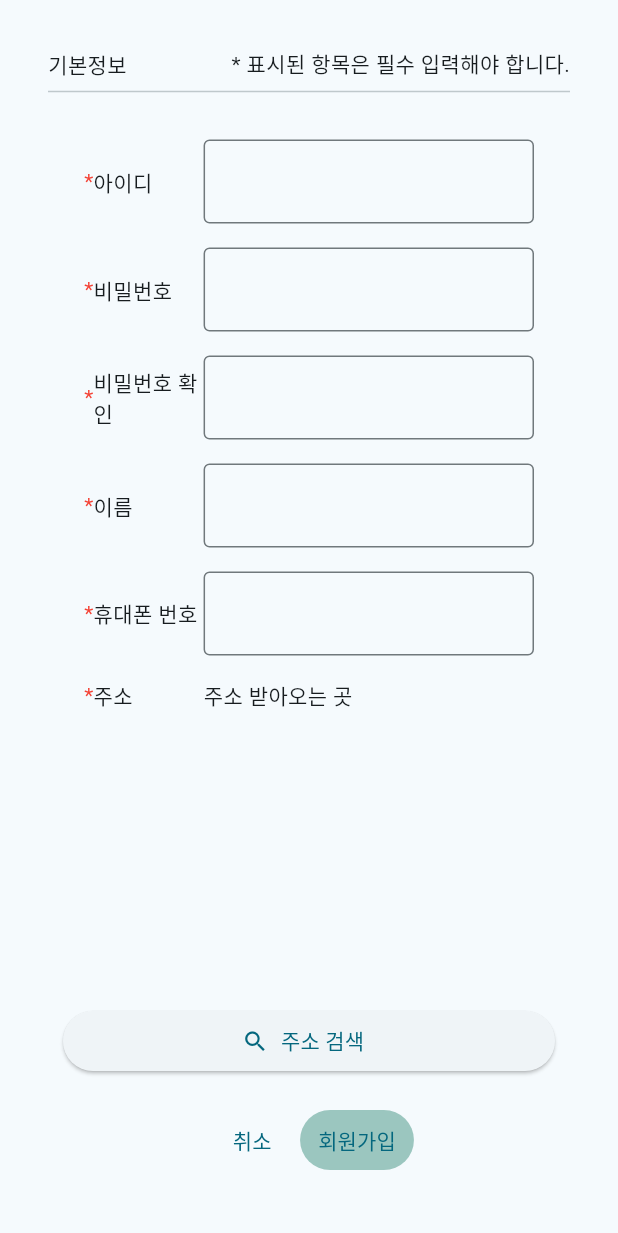
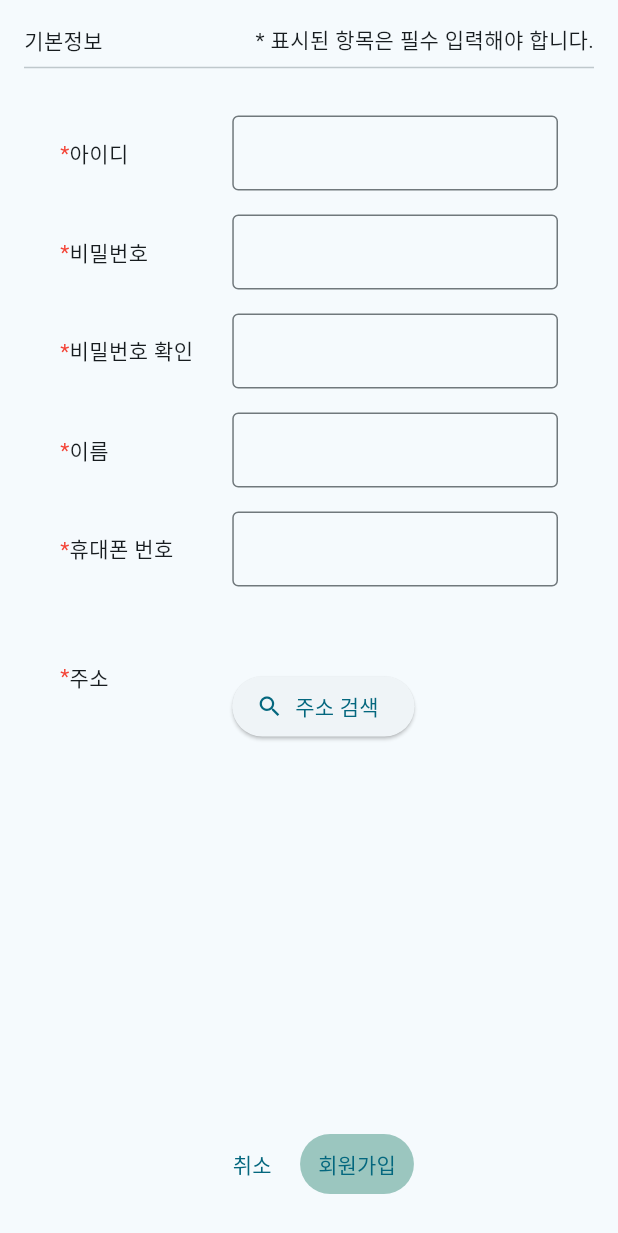
Before and after one commit to ALSDlab/birthday_presents_web_app, a Flutter app: the SignupPage screen opened directly, on a phone screen of 412 x 824 dp. Shown: the top 1233 px of the screen. Run offline on Flutter 3.47's test engine with Material 3 defaults, Android fonts, the phone set to English and light mode, and no system bars; our stand-ins replace cloud_firestore, firebase_core, flutter_screenutil, freezed_annotation, go_router; missing offline and left inert: daum_postcode_search, kpostal_web; accounts and stored records are empty; generated files the repository leaves out were written again; Roboto replaces fonts that are missing (Jalnan).

Commit message:
add: 불러온 주소를 화면에 보이게 완료, 앱 UI 수정

```diff
--- a/lib/view/page/signup_page/signup_page.dart
+++ b/lib/view/page/signup_page/signup_page.dart
@@ -1,6 +1,7 @@
 import 'package:daum_postcode_search/data_model.dart';
 import 'package:flutter/material.dart';
-import 'package:myk_market_app/view/page/signup_page/platform_check/check_file.dart' as check;
+import 'package:myk_market_app/view/page/signup_page/platform_check/check_file.dart'
+    as check;
 import 'package:myk_market_app/styles/app_text_colors.dart';
 import 'package:myk_market_app/view/page/signup_page/signup_page_view_model.dart';
 
@@ -17,8 +18,6 @@ class _SignupPageState extends State<SignupPage> {
   var passwordConfController = TextEditingController();
   var nameController = TextEditingController();
   var phoneController = TextEditingController();
-
-  DataModel? _daumPostcodeSearchDataModel;
 
   @override
   void dispose() {
@@ -54,8 +53,9 @@ class _SignupPageState extends State<SignupPage> {
     }
 
     return Scaffold(
-      body: Padding(
-        padding: const EdgeInsets.all(32.0),
+      body: SafeArea(
+        child: Padding(
+          padding: const EdgeInsets.all(16.0),
           child: Column(
             children: [
               const Row(
@@ -65,12 +65,12 @@ class _SignupPageState extends State<SignupPage> {
                   Text('* 표시된 항목은 필수 입력해야 합니다.'),
                 ],
               ),
-            Divider(),
+              const Divider(),
               Expanded(
                 child: Form(
                   child: ListView.builder(
                     itemCount: 6,
-                  padding: EdgeInsets.all(16.0),
+                    padding: const EdgeInsets.all(16.0),
                     itemBuilder: (context, index) {
                       return Padding(
                         padding: const EdgeInsets.all(8.0),
@@ -83,44 +83,46 @@ class _SignupPageState extends State<SignupPage> {
                               style: TextStyle(color: Colors.red),
                             ),
                             Expanded(
-                            child: Text(SignupViewModel().gridLeftArray[index]),
+                              child:
+                                  Text(SignupViewModel().gridLeftArray[index]),
                             ),
                             Expanded(
-                            flex: 3,
+                              flex: 2,
                               child: index != 5
                                   ? TextFormField(
+                                      style: TextStyle(fontSize: 12),
                                       decoration: const InputDecoration(
-                                      border:
-                                          OutlineInputBorder(gapPadding: 8.0),
+                                        border: OutlineInputBorder(),
                                       ),
                                       controller: controllers[index],
                                     )
-                                : Text('주소 받아오는 곳'),
-                          ),
-                        ],
-                      ),
-                    );
-                  },
-                ),
-              ),
-            ),
-            Padding(
-              padding: const EdgeInsets.all(10),
-              child: Column(
-                mainAxisAlignment: MainAxisAlignment.center,
-                crossAxisAlignment: CrossAxisAlignment.stretch,
-                children: <Widget>[
+                                  : Column(
+                                      crossAxisAlignment:
+                                          CrossAxisAlignment.start,
+                                      children: [
+                                        Text(SignupViewModel()
+                                                .daumPostcodeSearchDataModel
+                                                ?.address ??
+                                            SignupViewModel().address),
+                                        Text(SignupViewModel()
+                                                .daumPostcodeSearchDataModel
+                                                ?.zonecode ??
+                                            ''),
                                         ElevatedButton.icon(
                                           onPressed: () async {
                                             try {
-                        DataModel model = await Navigator.of(context).push(
+                                              DataModel model =
+                                                  await Navigator.of(context)
+                                                      .push(
                                                 MaterialPageRoute(
                                                     builder: (context) =>
                                                         check.pr),
                                               );
                                               setState(
                                                 () {
-                            _daumPostcodeSearchDataModel = model;
+                                                  SignupViewModel()
+                                                          .daumPostcodeSearchDataModel =
+                                                      model;
                                                 },
                                               );
                                             } catch (error) {
@@ -130,75 +132,14 @@ class _SignupPageState extends State<SignupPage> {
                                           icon: const Icon(Icons.search),
                                           label: const Text("주소 검색"),
                                         ),
-                  Visibility(
-                    visible: _daumPostcodeSearchDataModel != null,
-                    child: Card(
-                      child: Padding(
-                        padding: const EdgeInsets.all(10),
-                        child: Column(
-                          children: [
-                            Padding(
-                              padding: const EdgeInsets.all(10),
-                              child: RichText(
-                                text: TextSpan(
-                                  style: const TextStyle(
-                                      color: Colors.black, fontSize: 20),
-                                  children: [
-                                    WidgetSpan(
-                                      child: Icon(
-                                        Icons.check_circle,
-                                        color: Theme.of(context)
-                                            .colorScheme
-                                            .secondary,
-                                      ),
-                                    ),
-                                    const TextSpan(text: "주소 검색 결과"),
                                       ],
                                     ),
                             ),
-                            ),
-                            Table(
-                              border: TableBorder.symmetric(
-                                  inside: const BorderSide(color: Colors.grey)),
-                              columnWidths: const {
-                                0: FlexColumnWidth(1),
-                                1: FlexColumnWidth(2),
-                              },
-                              children: [
-                                buildTableRow(
-                                  "한글주소",
-                                  _daumPostcodeSearchDataModel?.address ?? "",
-                                ),
-                                buildTableRow(
-                                  "영문주소",
-                                  _daumPostcodeSearchDataModel
-                                          ?.addressEnglish ??
-                                      "",
-                                ),
-                                buildTableRow(
-                                  "우편번호",
-                                  _daumPostcodeSearchDataModel?.zonecode ?? "",
-                                ),
-                                buildTableRow(
-                                  "지번주소",
-                                  _daumPostcodeSearchDataModel
-                                          ?.autoJibunAddress ??
-                                      "",
-                                ),
-                                buildTableRow(
-                                  "지번주소(영문)",
-                                  _daumPostcodeSearchDataModel
-                                          ?.autoJibunAddressEnglish ??
-                                      "",
-                                )
-                              ],
-                            )
                           ],
                         ),
+                      );
+                    },
                   ),
-                    ),
-                  ),
-                ],
                 ),
               ),
               Padding(
@@ -210,14 +151,14 @@ class _SignupPageState extends State<SignupPage> {
                       onPressed: () {
                         Navigator.pop(context);
                       },
-                    child: Text('취소'),
+                      child: const Text('취소'),
                     ),
                     TextButton(
-                    style: ButtonStyle(
+                      style: const ButtonStyle(
                           backgroundColor:
                               MaterialStatePropertyAll(AppColors.mainButton)),
                       onPressed: () {},
-                    child: Text('회원가입'),
+                      child: const Text('회원가입'),
                     ),
                   ],
                 ),
@@ -225,6 +166,7 @@ class _SignupPageState extends State<SignupPage> {
             ],
           ),
         ),
+      ),
     );
   }
 }
--- a/lib/view/page/signup_page/signup_page_view_model.dart
+++ b/lib/view/page/signup_page/signup_page_view_model.dart
@@ -1,3 +1,7 @@
+import 'package:daum_postcode_search/data_model.dart';
+
 class SignupViewModel {
   final gridLeftArray = ['아이디', '비밀번호', '비밀번호 확인', '이름', '휴대폰 번호', '주소'];
+  String address = '';
+  DataModel? daumPostcodeSearchDataModel;
 }
```
Also changed, not shown: lib/data/model/user_model.dart (+84 -0 lines), lib/view/page/signup_page/post_searching_page_web.dart (+2 -13 lines), lib/view/page/signup_page/signup_state.dart (added, +18 -0 lines), lib/view/page/signup_page/signup_state.freezed.dart (added). Lines whose indentation alone changed are shown as unchanged.
